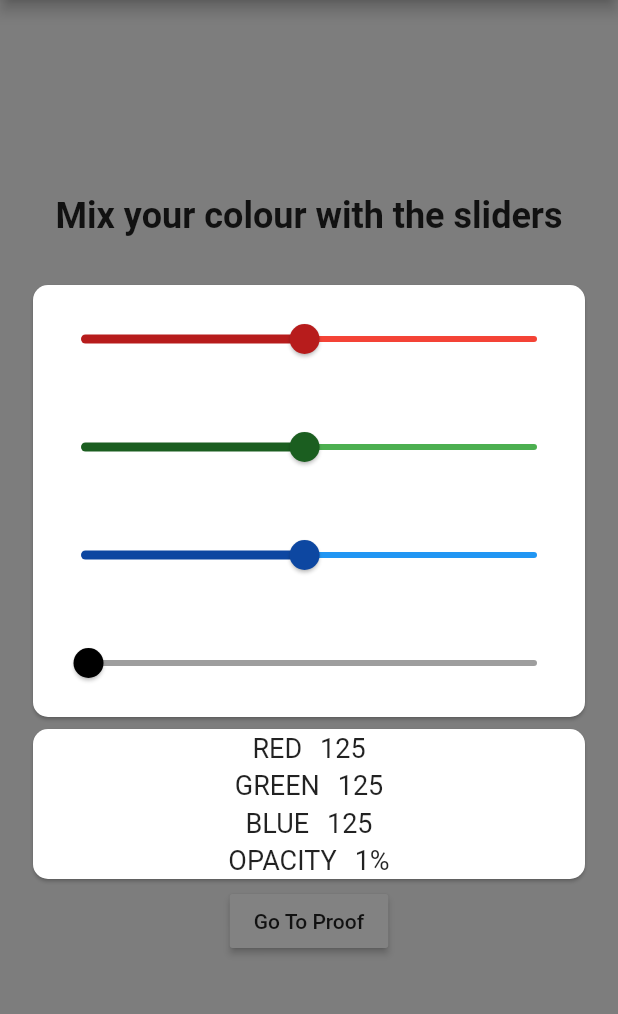
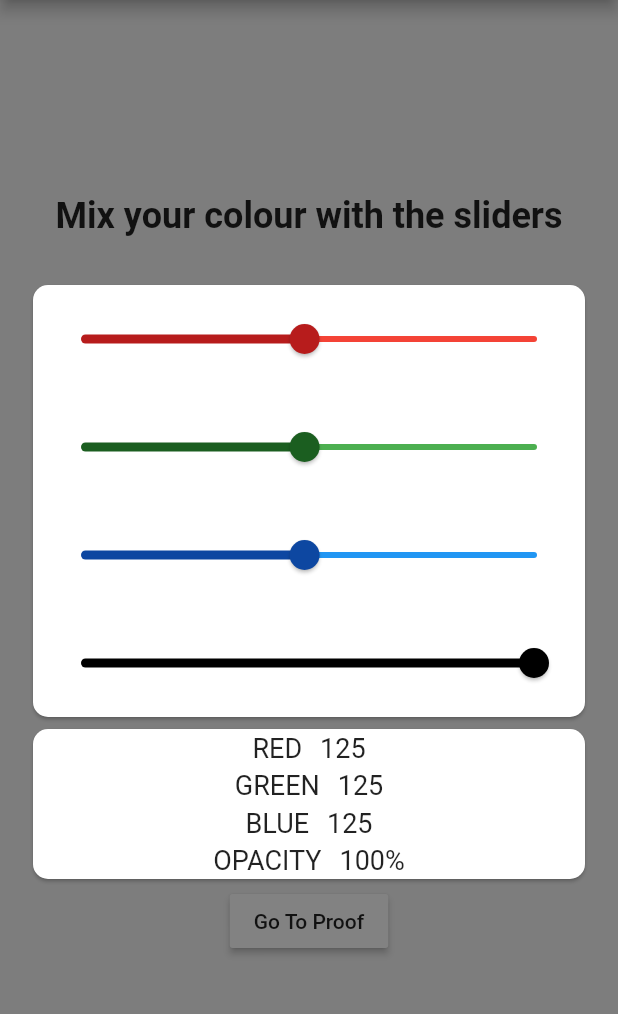
Before and after one commit to Tezza27/colour_mixer, a Flutter app: the screen it shows after launch, on a phone screen of 412 x 824 dp, the part 84-1098 px from its top. Run offline on Flutter 3.47's test engine with Material 2 defaults, Android fonts, the phone set to English and light mode, and no system bars.

Commit message:
Refactored sliders (opacity slider not working)

```diff
--- /dev/null
+++ b/lib/models/slidermodel.dart
@@ -0,0 +1,56 @@
+import 'package:flutter/material.dart';
+
+enum SliderType { red, green, blue, opacity }
+
+class SliderModel {
+  String name;
+  double min;
+  double max;
+  int divisions;
+  Color activeColor;
+  Color inactiveColor;
+
+  SliderModel({
+    this.name,
+    this.min,
+    this.max,
+    this.divisions,
+    this.activeColor,
+    this.inactiveColor,
+  });
+}
+
+List<SliderModel> slidersList = [
+  SliderModel(
+    name: "red",
+    min: 0.0,
+    max: 255.0,
+    divisions: 255,
+    activeColor: Colors.red[900],
+    inactiveColor: Colors.red[500],
+  ),
+  SliderModel(
+    name: "green",
+    min: 0.0,
+    max: 255.0,
+    divisions: 255,
+    activeColor: Colors.green[900],
+    inactiveColor: Colors.green[500],
+  ),
+  SliderModel(
+    name: "blue",
+    min: 0.0,
+    max: 255.0,
+    divisions: 255,
+    activeColor: Colors.blue[900],
+    inactiveColor: Colors.blue[500],
+  ),
+  SliderModel(
+    name: "opacity",
+    min: 0.0,
+    max: 1.0,
+    divisions: 100,
+    activeColor: Colors.black,
+    inactiveColor: Colors.white,
+  ),
+];
--- a/lib/views/mixer.dart
+++ b/lib/views/mixer.dart
@@ -1,5 +1,7 @@
+import 'package:colour_mixer/models/slidermodel.dart';
 import 'package:colour_mixer/provider/colour.dart';
 import 'package:colour_mixer/views/proof.dart';
+import 'package:colour_mixer/widgets/myslider.dart';
 import 'package:flutter/material.dart';
 import 'package:provider/provider.dart';
 
@@ -40,66 +42,10 @@ class Mixer extends StatelessWidget {
                     color: Color.fromRGBO(255, 255, 255, 1.0),
                     child: Column(
                       children: [
-                        Padding(
-                          padding: const EdgeInsets.symmetric(
-                              vertical: 12.0, horizontal: 8.0),
-                          child: Slider(
-                            min: 0.0,
-                            max: 255.0,
-                            divisions: 255,
-                            value: colour.redValue.toDouble(),
-                            activeColor: Colors.red[900],
-                            inactiveColor: Colors.red[500],
-                            onChanged: (newValueRed) {
-                              colour.newRedValue = newValueRed.toInt();
-                            },
-                          ),
-                        ),
-                        Padding(
-                          padding: const EdgeInsets.symmetric(
-                              vertical: 12.0, horizontal: 8.0),
-                          child: Slider(
-                            min: 0.0,
-                            max: 255.0,
-                            divisions: 255,
-                            value: colour.greenValue.toDouble(),
-                            activeColor: Colors.green[900],
-                            inactiveColor: Colors.green[500],
-                            onChanged: (newValueGreen) {
-                              colour.newGreenValue = newValueGreen.toInt();
-                            },
-                          ),
-                        ),
-                        Padding(
-                          padding: const EdgeInsets.symmetric(
-                              vertical: 12.0, horizontal: 8.0),
-                          child: Slider(
-                            min: 0.0,
-                            max: 255.0,
-                            divisions: 255,
-                            value: colour.blueValue.toDouble(),
-                            activeColor: Colors.blue[900],
-                            inactiveColor: Colors.blue[500],
-                            onChanged: (newValueBlue) {
-                              colour.newBlueValue = newValueBlue.toInt();
-                            },
-                          ),
-                        ),
-                        Padding(
-                          padding: const EdgeInsets.symmetric(
-                              vertical: 12.0, horizontal: 8.0),
-                          child: Slider(
-                            min: 0.0,
-                            max: 100.0,
-                            divisions: 100,
-                            value: colour.opacityValue,
-                            activeColor: Colors.black,
-                            inactiveColor: Colors.grey[500],
-                            onChanged: (newValueOpacity) {
-                              colour.newOpacityValue = newValueOpacity;
-                            },
-                          ),
-                        ),
+                        mySlider(slidersList[0], redValue, context),
+                        mySlider(slidersList[1], greenValue, context),
+                        mySlider(slidersList[2], blueValue, context),
+                        mySlider(slidersList[3], opacityValue.toInt(), context),
                       ],
                     ),
                   ),
@@ -185,7 +131,7 @@ class Mixer extends StatelessWidget {
                               SizedBox(
                                 width: 12.0,
                               ),
-                              Text("${opacityValue.toInt()}%",
+                              Text("${(opacityValue * 100).round()}%",
                                   style: TextStyle(
                                     fontSize: 18,
                                   )),
--- /dev/null
+++ b/lib/widgets/myslider.dart
@@ -0,0 +1,37 @@
+import 'package:colour_mixer/models/slidermodel.dart';
+import 'package:colour_mixer/provider/colour.dart';
+import 'package:flutter/material.dart';
+import 'package:provider/provider.dart';
+
+Widget mySlider(
+    SliderModel sliderModel, int sliderValue, BuildContext context) {
+  final colour = Provider.of<Colour>(context);
+
+  return Padding(
+    padding: const EdgeInsets.symmetric(vertical: 12.0, horizontal: 8.0),
+    child: Slider(
+      min: sliderModel.min,
+      max: sliderModel.max,
+      divisions: sliderModel.divisions,
+      value: sliderValue.toDouble(),
+      activeColor: sliderModel.activeColor,
+      inactiveColor: sliderModel.inactiveColor,
+      onChanged: (newValue) {
+        switch (sliderModel.name) {
+          case "red":
+            colour.newRedValue = newValue.toInt();
+            break;
+          case "green":
+            colour.newGreenValue = newValue.toInt();
+            break;
+          case "blue":
+            colour.newBlueValue = newValue.toInt();
+            break;
+          case "opacity":
+            colour.newOpacityValue = newValue;
+            break;
+        }
+      },
+    ),
+  );
+}
```
